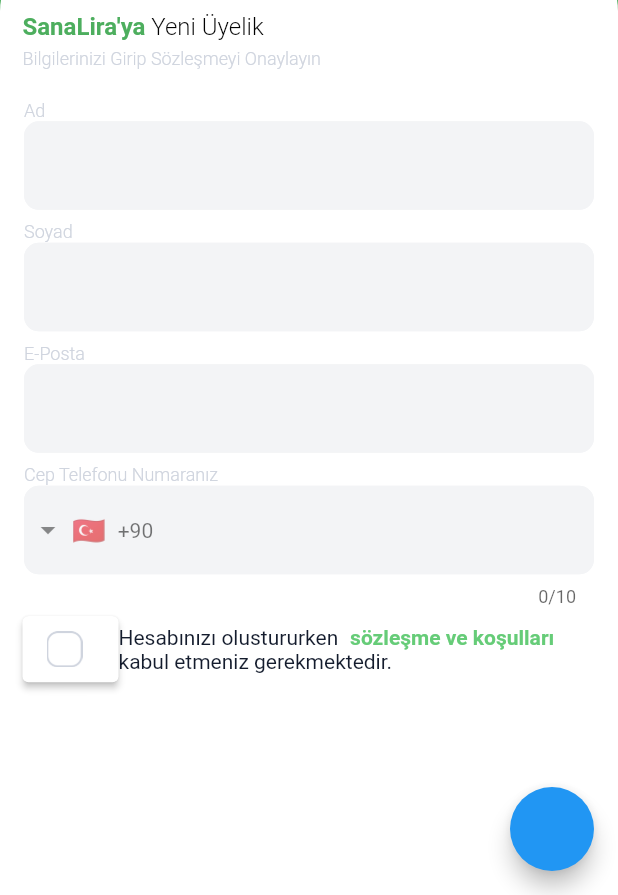
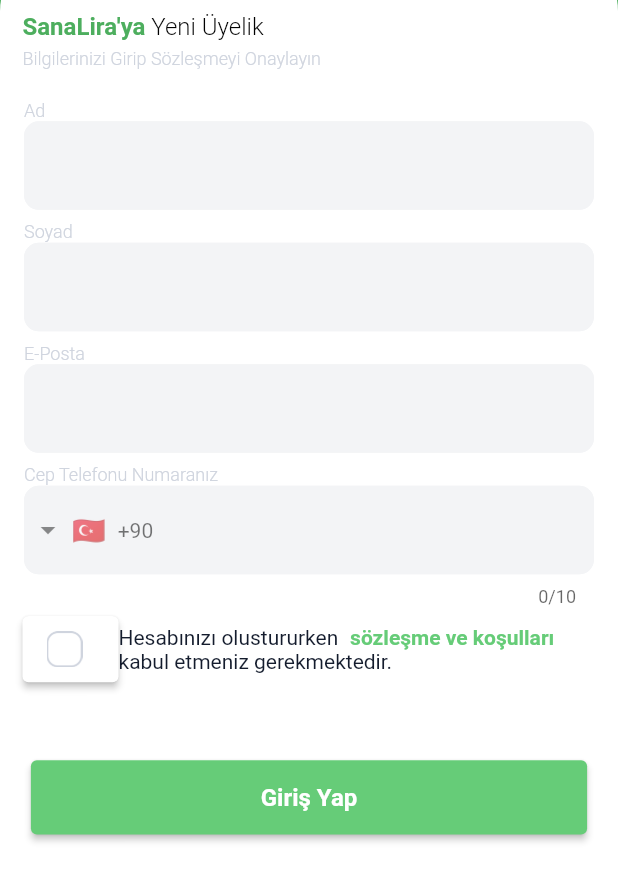
Before and after one commit to cuneyt0/sanalira_case, a Flutter app: the screen it shows after launch, on a phone screen of 412 x 824 dp, the part 341-1236 px from its top. Run offline on Flutter 3.47's test engine with Material 2 defaults, Android fonts, the phone set to English and light mode, and no system bars; drawn by our look-alikes of intl_phone_field; our stand-ins replace connectivity_plus, dio, email_validator, flutter_mobx, freezed_annotation, get_it and 1 more; generated files the repository leaves out were written again.

Commit message:
added login button and added white color

```diff
--- a/lib/app/constant/app_string.dart
+++ b/lib/app/constant/app_string.dart
@@ -5,3 +5,4 @@ const sozlesmeImzalaText = 'Bilgilerinizi Girip Sözleşmeyi Onaylayın';
 const lastNameText = 'Soyad';
 const emailText = 'E-Posta';
 const numberText = 'Cep Telefonu Numaranız';
+const login = 'Giriş Yap';
--- a/lib/app/presentation/register/screen/register.dart
+++ b/lib/app/presentation/register/screen/register.dart
@@ -17,16 +17,6 @@ class Register extends StatelessWidget {
   Widget build(BuildContext context) {
     final RegisterViewModel _viewModel = getIt.get<RegisterViewModel>();
     return Scaffold(
-      floatingActionButton: Observer(builder: (context) {
-        return FloatingActionButton(onPressed: () {
-          if (_viewModel.formKey.currentState != null &&
-              _viewModel.formKey.currentState!.validate()) {
-            print("OK");
-          } else {
-            print('No');
-          }
-        });
-      }),
       backgroundColor: ColorName.mediumSeaGreen,
       body: Container(
         color: ColorName.mediumSeaGreen,
@@ -131,6 +121,10 @@ class Register extends StatelessWidget {
                                 padding: const EdgeInsets.only(left: 15.0),
                                 child: _contractText(_viewModel),
                               ),
+                              Padding(
+                                padding: const EdgeInsets.only(top: 50.0),
+                                child: _loginButton(_viewModel),
+                              ),
                             ],
                           ),
                         );
@@ -144,6 +138,26 @@ class Register extends StatelessWidget {
         ]),
       ),
     );
+  }
+
+  Observer _loginButton(RegisterViewModel _viewModel) {
+    return Observer(builder: (context) {
+      return SizedBox(
+        width: context.screenWidht(width: .9),
+        height: context.screenHeight(height: .06),
+        child: ElevatedButton(
+          child: TextComponent(
+            data: login,
+            color: ColorName.white,
+            fontWeight: FontWeight.bold,
+          ),
+          style: ElevatedButton.styleFrom(
+            backgroundColor: ColorName.iguanaGreen,
+          ),
+          onPressed: () => _viewModel.login(),
+        ),
+      );
+    });
   }
 
   Column _contractText(RegisterViewModel _viewModel) {
@@ -177,7 +191,8 @@ class Register extends StatelessWidget {
                         ));
             }),
             RichText(
-                text: TextSpan(children: [
+              text: TextSpan(
+                children: [
                   TextSpan(
                       text: 'Hesabınızı olustururken ',
                       style: TextStyle(color: ColorName.darkGunmetal)),
@@ -201,7 +216,9 @@ class Register extends StatelessWidget {
                   TextSpan(
                       text: 'kabul etmeniz gerekmektedir.',
                       style: TextStyle(color: ColorName.darkGunmetal))
-            ])),
+                ],
+              ),
+            ),
           ],
         ),
       ],
--- a/lib/gen/colors.gen.dart
+++ b/lib/gen/colors.gen.dart
@@ -27,4 +27,7 @@ class ColorName {
 
   /// Color: #4DAE5E
   static const Color mediumSeaGreen = Color(0xFF4DAE5E);
+
+  /// Color: #FFFFFF
+  static const Color white = Color(0xFFFFFFFF);
 }
```
Also changed, not shown: lib/app/presentation/bank_list/screen/bank_list.dart (added, +12 -0 lines), lib/app/presentation/register/viewmodel/register_viewmodel.dart (+11 -0 lines), lib/app/presentation/register/viewmodel/register_viewmodel.g.dart, 1 other file. Lines whose indentation alone changed are shown as unchanged.
